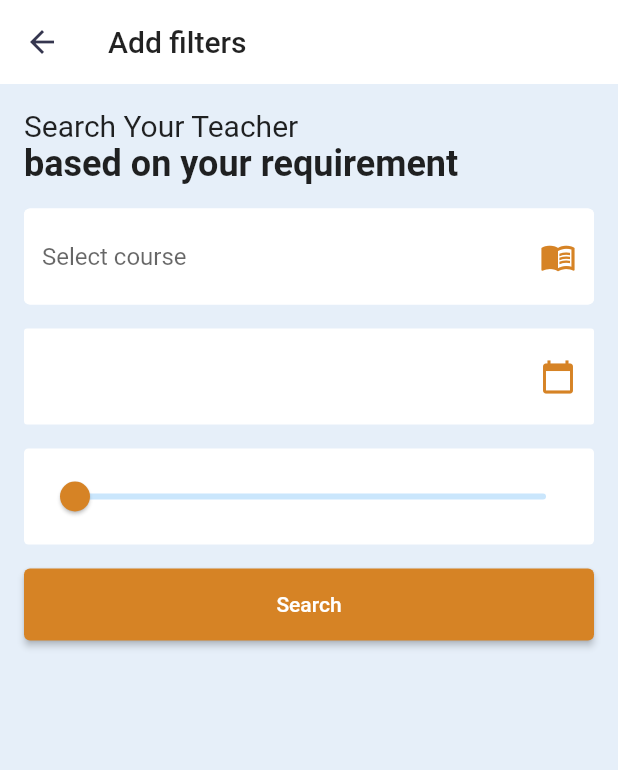
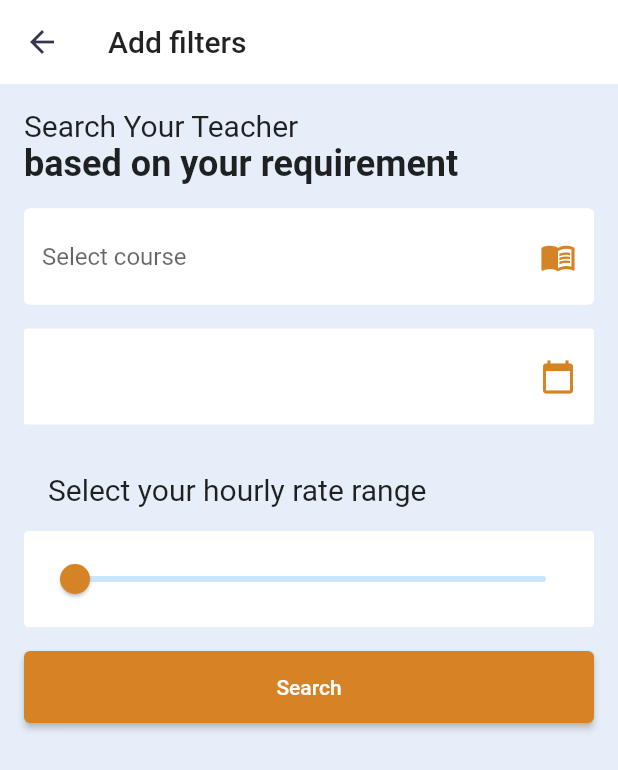
Before and after one commit to AndreaCavallo98/booking_lecture, a Flutter app: the SearchScreen screen opened directly, on a phone screen of 412 x 824 dp. Shown: the top 770 px of the screen. Run offline on Flutter 3.47's test engine with Material 2 defaults, Android fonts, the phone set to English and light mode, and no system bars; our stand-ins replace badges, flutter_svg, get, google_nav_bar; missing offline and left inert: string_to_hex; network calls fail.

Commit message:
Added caption for slider and fixed course dropdown

```diff
--- a/lib/controller/course_controller.dart
+++ b/lib/controller/course_controller.dart
@@ -30,8 +30,11 @@ class CourseController extends GetxController {
 
   List<Course> getCourseDropdownItem() {
     List<Course> courseListDropdownItem = courseList;
-    courseListDropdownItem.add(new Course(
-        id: -1, title: "No selection", color: '1a1a1a', image_name: ""));
+    if (!courseList.any((item) => item.id == -1)) {
+      courseListDropdownItem.add(new Course(
+          id: -1, title: "No selection", color: '1a1a1a', image_name: ""));
+    }
+
     courseListDropdownItem.sort((a, b) => a.id!.compareTo(b.id!));
     return courseListDropdownItem;
   }
--- a/lib/screens/search/components/search_form.dart
+++ b/lib/screens/search/components/search_form.dart
@@ -37,6 +37,7 @@ class _SearchFormState extends State<SearchForm> {
   Widget build(BuildContext context) {
     return Form(
       child: Column(
+        crossAxisAlignment: CrossAxisAlignment.start,
         children: [
           Obx(
             () => courseController.isLoading.value
@@ -117,6 +118,16 @@ class _SearchFormState extends State<SearchForm> {
               ),
             ),
           ),
+          Padding(
+            padding: const EdgeInsets.all(defaultPadding),
+            child: Text(
+              "Select your hourly rate range",
+              style: Theme.of(context)
+                  .textTheme
+                  .headline6!
+                  .copyWith(fontWeight: FontWeight.normal),
+            ),
+          ),
           Container(
             padding: EdgeInsets.all(8),
             decoration: BoxDecoration(
```
